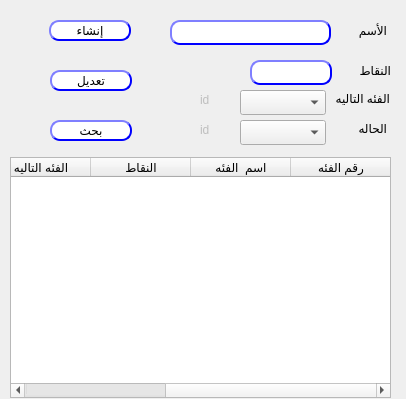
Above: presentation/loyalty_ui/createModifyCustTp.ui from shymaa123456/HyperPOS2020 before the change. Below: the same form after it.
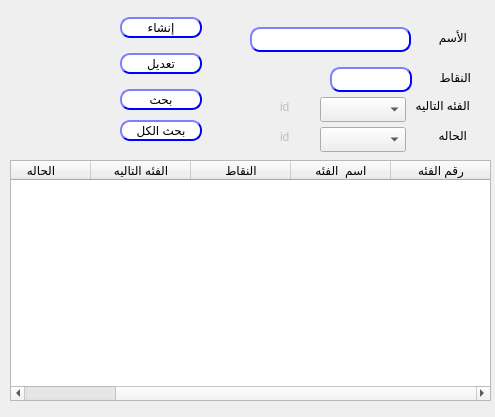
That is the form after the change.

Commit message: unpdate customer type

The edit to the form file:
```diff
--- a/presentation/loyalty_ui/createModifyCustTp.ui
+++ b/presentation/loyalty_ui/createModifyCustTp.ui
@@ -6,8 +6,8 @@
    <rect>
     <x>0</x>
     <y>0</y>
-    <width>406</width>
-    <height>399</height>
+    <width>495</width>
+    <height>417</height>
    </rect>
   </property>
   <property name="windowTitle">
@@ -16,8 +16,8 @@
   <widget class="QLabel" name="desc">
    <property name="geometry">
     <rect>
-     <x>306</x>
-     <y>20</y>
+     <x>386</x>
+     <y>27</y>
      <width>81</width>
      <height>21</height>
     </rect>
@@ -29,8 +29,8 @@
   <widget class="QLabel" name="label_2">
    <property name="geometry">
     <rect>
-     <x>320</x>
-     <y>120</y>
+     <x>400</x>
+     <y>127</y>
      <width>67</width>
      <height>17</height>
     </rect>
@@ -42,8 +42,8 @@
   <widget class="QComboBox" name="CMB_custType">
    <property name="geometry">
     <rect>
-     <x>240</x>
-     <y>120</y>
+     <x>320</x>
+     <y>127</y>
      <width>86</width>
      <height>25</height>
     </rect>
@@ -52,8 +52,8 @@
   <widget class="QPushButton" name="BTN_createCustTp">
    <property name="geometry">
     <rect>
-     <x>49</x>
-     <y>20</y>
+     <x>120</x>
+     <y>17</y>
      <width>82</width>
      <height>21</height>
     </rect>
@@ -89,8 +89,8 @@
   <widget class="QLineEdit" name="LE_desc">
    <property name="geometry">
     <rect>
-     <x>170</x>
-     <y>20</y>
+     <x>250</x>
+     <y>27</y>
      <width>161</width>
      <height>25</height>
     </rect>
@@ -124,8 +124,8 @@
    <property name="geometry">
     <rect>
      <x>10</x>
-     <y>157</y>
-     <width>381</width>
+     <y>160</y>
+     <width>481</width>
      <height>241</height>
     </rect>
    </property>
@@ -170,8 +170,8 @@
   <widget class="QLineEdit" name="LE_points">
    <property name="geometry">
     <rect>
-     <x>250</x>
-     <y>60</y>
+     <x>330</x>
+     <y>67</y>
      <width>82</width>
      <height>25</height>
     </rect>
@@ -207,8 +207,8 @@
   <widget class="QLabel" name="desc_2">
    <property name="geometry">
     <rect>
-     <x>310</x>
-     <y>60</y>
+     <x>390</x>
+     <y>67</y>
      <width>81</width>
      <height>21</height>
     </rect>
@@ -220,8 +220,8 @@
   <widget class="QComboBox" name="CMB_nextLevel">
    <property name="geometry">
     <rect>
-     <x>240</x>
-     <y>90</y>
+     <x>320</x>
+     <y>97</y>
      <width>86</width>
      <height>25</height>
     </rect>
@@ -230,8 +230,8 @@
   <widget class="QLabel" name="label_3">
    <property name="geometry">
     <rect>
-     <x>323</x>
-     <y>90</y>
+     <x>403</x>
+     <y>97</y>
      <width>67</width>
      <height>17</height>
     </rect>
@@ -243,8 +243,8 @@
   <widget class="QPushButton" name="BTN_searchCustTp">
    <property name="geometry">
     <rect>
-     <x>50</x>
-     <y>120</y>
+     <x>120</x>
+     <y>89</y>
      <width>82</width>
      <height>21</height>
     </rect>
@@ -283,8 +283,8 @@
    </property>
    <property name="geometry">
     <rect>
-     <x>200</x>
-     <y>90</y>
+     <x>280</x>
+     <y>97</y>
      <width>31</width>
      <height>20</height>
     </rect>
@@ -299,8 +299,8 @@
    </property>
    <property name="geometry">
     <rect>
-     <x>200</x>
-     <y>120</y>
+     <x>280</x>
+     <y>127</y>
      <width>31</width>
      <height>20</height>
     </rect>
@@ -312,8 +312,8 @@
   <widget class="QPushButton" name="BTN_modifyCustTp">
    <property name="geometry">
     <rect>
-     <x>50</x>
-     <y>70</y>
+     <x>120</x>
+     <y>53</y>
      <width>82</width>
      <height>21</height>
     </rect>
@@ -352,8 +352,8 @@
    </property>
    <property name="geometry">
     <rect>
-     <x>140</x>
-     <y>20</y>
+     <x>220</x>
+     <y>27</y>
      <width>31</width>
      <height>20</height>
     </rect>
@@ -362,6 +362,43 @@
     <string/>
    </property>
   </widget>
+  <widget class="QPushButton" name="BTN_searchCustTp_all">
+   <property name="geometry">
+    <rect>
+     <x>120</x>
+     <y>120</y>
+     <width>82</width>
+     <height>21</height>
+    </rect>
+   </property>
+   <property name="styleSheet">
+    <string notr="true">QPushButton{
+                                        background-color: white;
+                                        border-style: outset;
+                                        border-width: 2px;
+                                        border-radius: 10px;
+                                        border-color: blue;
+                                        min-width: 6em;
+                                        }
+                                        QPushButton:hover {
+                                        background: qradialgradient(
+                                        cx: 0.3, cy: -0.4, fx: 0.3, fy: -0.4,
+                                        radius: 1.35, stop: 0 #fff, stop: 1 #bbb
+                                        );
+                                        }
+                                        QPushButton:pressed {
+                                        border-style: inset;
+                                        background: qradialgradient(
+                                        cx: 0.4, cy: -0.1, fx: 0.4, fy: -0.1,
+                                        radius: 1.35, stop: 0 #fff, stop: 1 #ddd
+                                        );
+                                        }
+                                    </string>
+   </property>
+   <property name="text">
+    <string>بحث الكل</string>
+   </property>
+  </widget>
  </widget>
  <resources/>
  <connections/>
```
The commit also changes 2 other files.
